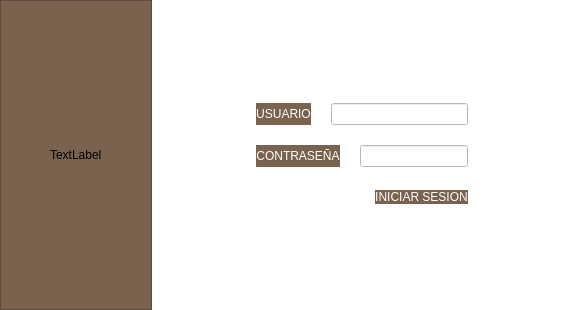
altitude-solutions/Camino_Real_Desktop, file login.ui: the form before one commit.
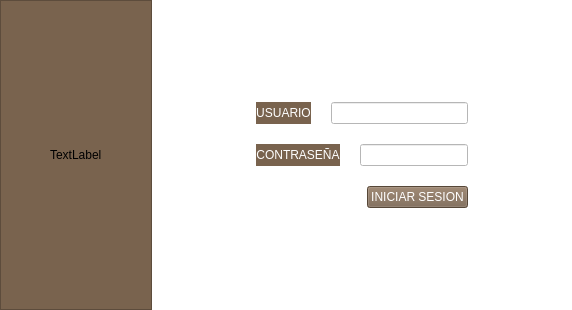
The form after the commit.

The edit to the form file:
```diff
--- a/login.ui
+++ b/login.ui
@@ -172,7 +172,8 @@
             <string notr="true">min-height:2em;
 max-height:2em;
 min-width:15em;
-max-width:15em;</string>
+max-width:15em;
+color: #294D39;</string>
            </property>
           </widget>
          </item>
@@ -204,7 +205,8 @@
             <string notr="true">min-height:2em;
 max-height:2em;
 min-width:15em;
-max-width:15em;</string>
+max-width:15em;
+color: #294D39;</string>
            </property>
           </widget>
          </item>
@@ -229,7 +231,6 @@
           <widget class="QPushButton" name="pushButton">
            <property name="styleSheet">
             <string notr="true">background-color:#79634E;
-border-style:outset;
 color:white;
 min-height:2.5em;
 max-height:2.5em;
```
